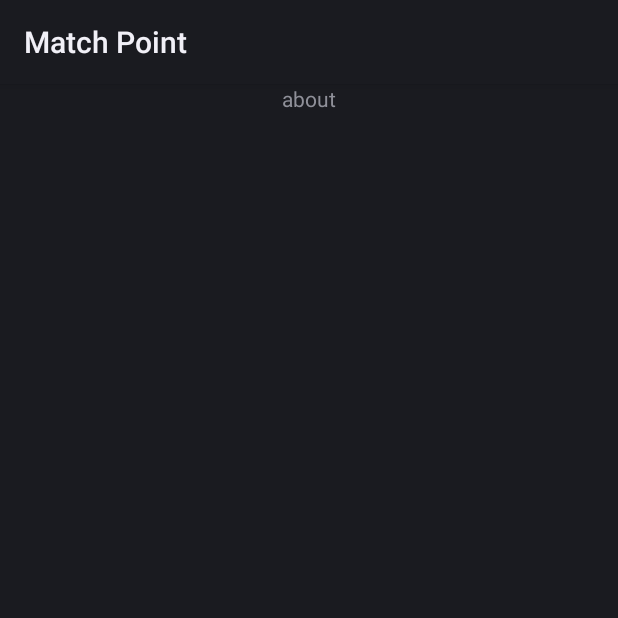
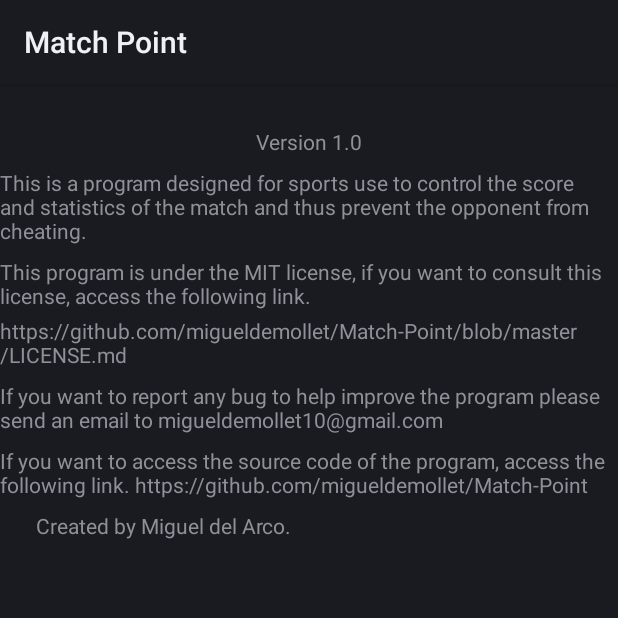
Before and after one commit to migueldemollet/Match-Point, an Android app: the AboutActivity screen opened directly, with no data from a screen before it, on a phone screen of 412 x 824 dp, the top half of it. Run offline under Robolectric (Android 15) with nearby library versions, the phone set to English and light mode, and no system bars.

Commit message:
about settings working

```diff
--- a/app/src/main/res/layout/activity_about.xml
+++ b/app/src/main/res/layout/activity_about.xml
@@ -1,17 +1,113 @@
 <?xml version="1.0" encoding="utf-8"?>
-<androidx.constraintlayout.widget.ConstraintLayout xmlns:android="http://schemas.android.com/apk/res/android"
+<ScrollView xmlns:android="http://schemas.android.com/apk/res/android"
     xmlns:app="http://schemas.android.com/apk/res-auto"
     xmlns:tools="http://schemas.android.com/tools"
     android:layout_width="match_parent"
     android:layout_height="match_parent"
     tools:context=".setting_option.AboutActivity">
 
-    <TextView
-        android:id="@+id/textView"
-        android:layout_width="wrap_content"
-        android:layout_height="wrap_content"
-        android:text="about"
-        app:layout_constraintEnd_toEndOf="parent"
-        app:layout_constraintStart_toStartOf="parent"
-        tools:layout_editor_absoluteY="68dp" />
-</androidx.constraintlayout.widget.ConstraintLayout>
+    <androidx.constraintlayout.widget.ConstraintLayout
+        android:layout_width="match_parent"
+        android:layout_height="wrap_content">
+
+        <LinearLayout
+            android:id="@+id/linearLayout6"
+            android:layout_width="wrap_content"
+            android:layout_height="wrap_content"
+            android:orientation="horizontal"
+            app:layout_constraintBottom_toBottomOf="parent"
+            app:layout_constraintEnd_toEndOf="parent"
+            app:layout_constraintStart_toStartOf="parent"
+            app:layout_constraintTop_toTopOf="parent"
+            app:layout_constraintVertical_bias="0.100000024">
+
+            <TextView
+                android:id="@+id/textVersion"
+                android:layout_width="wrap_content"
+                android:layout_height="wrap_content"
+                android:text="@string/text_version" />
+
+            <TextView
+                android:id="@+id/resultTextVersion"
+                android:layout_width="wrap_content"
+                android:layout_height="wrap_content"
+                android:layout_weight="1"
+                android:text=" 1.0" />
+        </LinearLayout>
+
+        <TextView
+            android:id="@+id/textResum"
+            android:layout_width="wrap_content"
+            android:layout_height="wrap_content"
+            android:layout_marginTop="8dp"
+            android:text="@string/text_resum"
+            app:layout_constraintBottom_toBottomOf="parent"
+            app:layout_constraintEnd_toEndOf="parent"
+            app:layout_constraintHorizontal_bias="0.1"
+            app:layout_constraintStart_toStartOf="parent"
+            app:layout_constraintTop_toBottomOf="@+id/linearLayout6"
+            app:layout_constraintVertical_bias="0.0" />
+
+        <LinearLayout
+            android:id="@+id/linearLayout8"
+            android:layout_width="wrap_content"
+            android:layout_height="wrap_content"
+            android:layout_marginTop="8dp"
+            android:orientation="vertical"
+            app:layout_constraintEnd_toEndOf="parent"
+            app:layout_constraintHorizontal_bias="0.1"
+            app:layout_constraintStart_toStartOf="parent"
+            app:layout_constraintTop_toBottomOf="@+id/textResum">
+
+            <TextView
+                android:id="@+id/textLicense"
+                android:layout_width="match_parent"
+                android:layout_height="wrap_content"
+                android:text="@string/text_license" />
+
+            <TextView
+                android:id="@+id/resultLicense"
+                android:layout_width="match_parent"
+                android:layout_height="wrap_content"
+                android:paddingTop="4dp"
+                android:text="https://github.com/migueldemollet/Match-Point/blob/master/LICENSE.md" />
+        </LinearLayout>
+
+        <TextView
+            android:id="@+id/textReport"
+            android:layout_width="wrap_content"
+            android:layout_height="wrap_content"
+            android:layout_marginTop="8dp"
+            android:text="@string/text_report"
+            app:layout_constraintEnd_toEndOf="parent"
+            app:layout_constraintHorizontal_bias="0.1"
+            app:layout_constraintStart_toStartOf="parent"
+            app:layout_constraintTop_toBottomOf="@+id/linearLayout8" />
+
+        <TextView
+            android:id="@+id/textSourceCode"
+            android:layout_width="wrap_content"
+            android:layout_height="wrap_content"
+            android:layout_marginTop="8dp"
+            android:text="@string/text_source_code"
+            app:layout_constraintEnd_toEndOf="parent"
+            app:layout_constraintHorizontal_bias="0.1"
+            app:layout_constraintStart_toStartOf="parent"
+            app:layout_constraintTop_toBottomOf="@+id/textReport" />
+
+        <TextView
+            android:id="@+id/textCreator"
+            android:layout_width="wrap_content"
+            android:layout_height="wrap_content"
+            android:layout_marginTop="8dp"
+            android:text="@string/text_creator"
+            app:layout_constraintEnd_toEndOf="parent"
+            app:layout_constraintHorizontal_bias="0.1"
+            app:layout_constraintStart_toStartOf="parent"
+            app:layout_constraintTop_toBottomOf="@+id/textSourceCode" />
+
+    </androidx.constraintlayout.widget.ConstraintLayout>
+
+
+
+</ScrollView>
--- a/app/src/main/res/layout/activity_help.xml
+++ b/app/src/main/res/layout/activity_help.xml
@@ -6,12 +6,14 @@
     android:layout_height="match_parent"
     tools:context=".setting_option.HelpActivity">
 
-    <TextView
-        android:id="@+id/textView2"
+    <VideoView
+        android:id="@+id/videoView"
         android:layout_width="wrap_content"
         android:layout_height="wrap_content"
-        android:text="help"
+        app:layout_constraintBottom_toBottomOf="parent"
         app:layout_constraintEnd_toEndOf="parent"
         app:layout_constraintStart_toStartOf="parent"
-        tools:layout_editor_absoluteY="70dp" />
+        app:layout_constraintTop_toTopOf="parent"
+        app:layout_constraintVertical_bias="0.0" />
+
 </androidx.constraintlayout.widget.ConstraintLayout>
--- a/app/src/main/res/values/strings.xml
+++ b/app/src/main/res/values/strings.xml
@@ -29,6 +29,14 @@
     <string name="text_point_wins">Points wins = </string>
     <string name="text_point_lost">Point lost = </string>
 
+    <!-- Text about -->
+    <string name="text_version">Version </string>
+    <string name="text_resum">This is a program designed for sports use to control the score and statistics of the match and thus prevent the opponent from cheating.</string>
+    <string name="text_license">This program is under the MIT license, if you want to consult this license, access the following link.</string>
+    <string name="text_report">If you want to report any bug to help improve the program please send an email to migueldemollet10@gmail.com</string>
+    <string name="text_source_code">If you want to access the source code of the program, access the following link. https://github.com/migueldemollet/Match-Point</string>
+    <string name="text_creator">Created by Miguel del Arco.</string>
+
     <!-- Preference Titles -->
     <string name="messages_header" translatable="false">Messages</string>
     <string name="sync_header" translatable="false">Sync</string>
```
Also changed, not shown: 2 other files.
